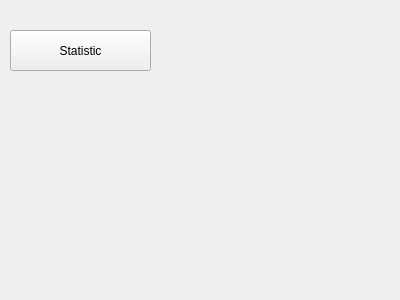
Qt form Group4/hea.ui (Assignment-C/UI-APP) before a commit.
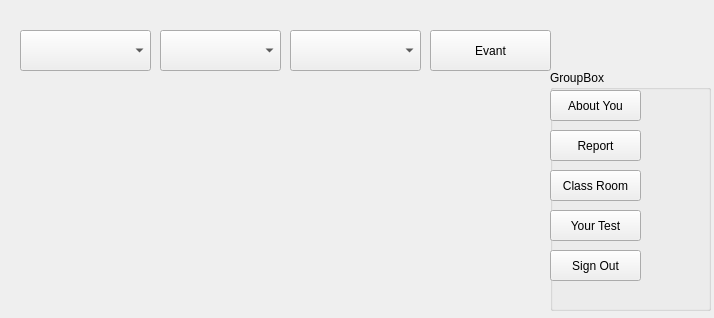
The same form after that commit.

Patch:
```diff
--- a/Group4/hea.ui
+++ b/Group4/hea.ui
@@ -6,26 +6,134 @@
    <rect>
     <x>0</x>
     <y>0</y>
-    <width>400</width>
-    <height>300</height>
+    <width>714</width>
+    <height>318</height>
    </rect>
   </property>
   <property name="windowTitle">
    <string>Form</string>
   </property>
+  <widget class="QComboBox" name="comboBox">
+   <property name="geometry">
+    <rect>
+     <x>20</x>
+     <y>30</y>
+     <width>131</width>
+     <height>41</height>
+    </rect>
+   </property>
+  </widget>
+  <widget class="QComboBox" name="comboBox_2">
+   <property name="geometry">
+    <rect>
+     <x>160</x>
+     <y>30</y>
+     <width>121</width>
+     <height>41</height>
+    </rect>
+   </property>
+  </widget>
+  <widget class="QComboBox" name="comboBox_3">
+   <property name="geometry">
+    <rect>
+     <x>290</x>
+     <y>30</y>
+     <width>131</width>
+     <height>41</height>
+    </rect>
+   </property>
+  </widget>
   <widget class="QPushButton" name="pushButton">
    <property name="geometry">
     <rect>
-     <x>10</x>
+     <x>430</x>
      <y>30</y>
-     <width>141</width>
+     <width>121</width>
      <height>41</height>
     </rect>
    </property>
    <property name="text">
-    <string>Statistic</string>
+    <string>Evant</string>
    </property>
   </widget>
+  <widget class="QGroupBox" name="groupBox">
+   <property name="geometry">
+    <rect>
+     <x>550</x>
+     <y>70</y>
+     <width>161</width>
+     <height>241</height>
+    </rect>
+   </property>
+   <property name="title">
+    <string>GroupBox</string>
+   </property>
+   <widget class="QPushButton" name="pushButton_2">
+    <property name="geometry">
+     <rect>
+      <x>0</x>
+      <y>20</y>
+      <width>91</width>
+      <height>31</height>
+     </rect>
+    </property>
+    <property name="text">
+     <string>About You</string>
+    </property>
+   </widget>
+   <widget class="QPushButton" name="pushButton_3">
+    <property name="geometry">
+     <rect>
+      <x>0</x>
+      <y>60</y>
+      <width>91</width>
+      <height>31</height>
+     </rect>
+    </property>
+    <property name="text">
+     <string>Report</string>
+    </property>
+   </widget>
+   <widget class="QPushButton" name="pushButton_4">
+    <property name="geometry">
+     <rect>
+      <x>0</x>
+      <y>100</y>
+      <width>91</width>
+      <height>31</height>
+     </rect>
+    </property>
+    <property name="text">
+     <string>Class Room</string>
+    </property>
+   </widget>
+   <widget class="QPushButton" name="pushButton_5">
+    <property name="geometry">
+     <rect>
+      <x>0</x>
+      <y>140</y>
+      <width>91</width>
+      <height>31</height>
+     </rect>
+    </property>
+    <property name="text">
+     <string>Your Test</string>
+    </property>
+   </widget>
+   <widget class="QPushButton" name="pushButton_6">
+    <property name="geometry">
+     <rect>
+      <x>0</x>
+      <y>180</y>
+      <width>91</width>
+      <height>31</height>
+     </rect>
+    </property>
+    <property name="text">
+     <string>Sign Out</string>
+    </property>
+   </widget>
+  </widget>
  </widget>
  <resources/>
  <connections/>
```
